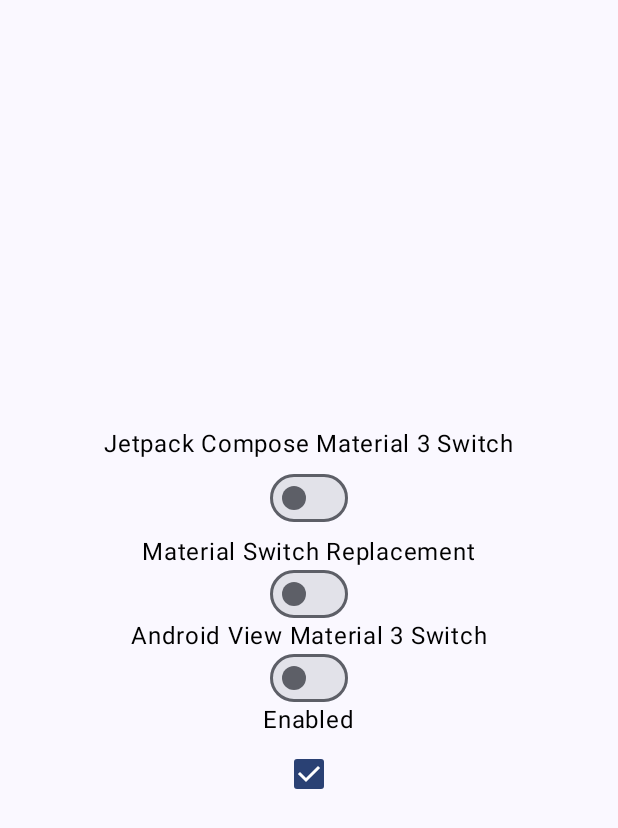
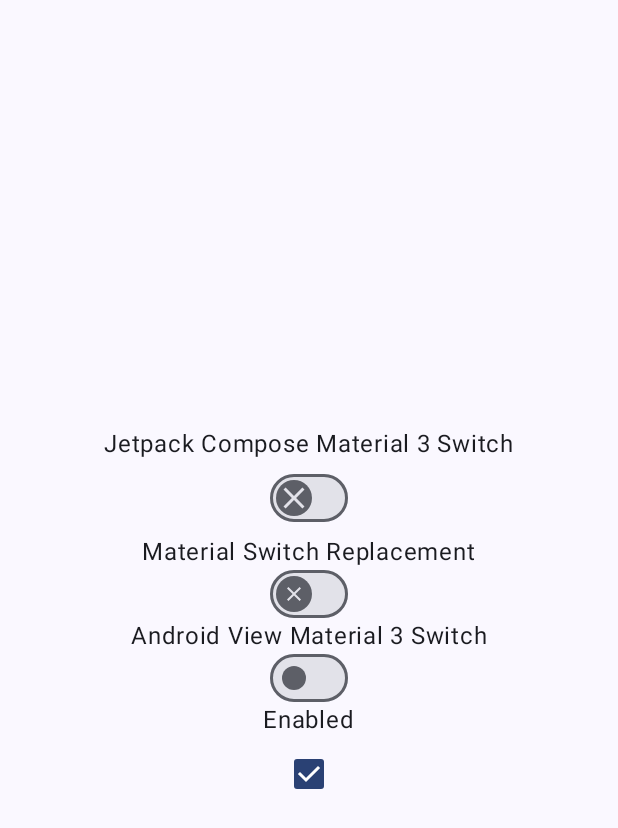
Before and after one commit to t895/MaterialSwitch, an Android app built with Jetpack Compose: the screen it shows after launch (MainActivity), on a phone screen of 412 x 824 dp. Shown: the top 828 px of the screen. Run offline under Robolectric (Android 15) with nearby library versions, the phone set to English and light mode, and no system bars.

Commit message:
Lerp thumb content color

```diff
--- a/materialswitch-test/src/main/kotlin/com/t895/switch_test/MainActivity.kt
+++ b/materialswitch-test/src/main/kotlin/com/t895/switch_test/MainActivity.kt
@@ -10,10 +10,16 @@ import androidx.compose.foundation.layout.Column
 import androidx.compose.foundation.layout.defaultMinSize
 import androidx.compose.foundation.layout.fillMaxSize
 import androidx.compose.foundation.layout.size
+import androidx.compose.material.icons.Icons
+import androidx.compose.material.icons.filled.Check
+import androidx.compose.material.icons.filled.Close
 import androidx.compose.material3.Checkbox
+import androidx.compose.material3.Icon
+import androidx.compose.material3.LocalContentColor
 import androidx.compose.material3.MaterialTheme
 import androidx.compose.material3.Text
 import androidx.compose.runtime.Composable
+import androidx.compose.runtime.CompositionLocalProvider
 import androidx.compose.runtime.getValue
 import androidx.compose.runtime.mutableStateOf
 import androidx.compose.runtime.remember
@@ -34,7 +40,9 @@ class MainActivity : ComponentActivity() {
         enableEdgeToEdge()
         setContent {
             MaterialswitchcmpTheme {
-                SwitchPreview(Modifier.fillMaxSize())
+                CompositionLocalProvider(LocalContentColor provides MaterialTheme.colorScheme.onSurface) {
+                    SwitchPreview(Modifier.fillMaxSize())
+                }
             }
         }
     }
@@ -57,12 +65,38 @@ fun SwitchPreview(modifier: Modifier = Modifier) {
             enabled = enabled,
             checked = checked,
             onCheckedChange = { checked = it },
+            thumbContent = {
+                if (checked) {
+                    Icon(
+                        imageVector = Icons.Filled.Check,
+                        contentDescription = null,
+                    )
+                } else {
+                    Icon(
+                        imageVector = Icons.Filled.Close,
+                        contentDescription = null,
+                    )
+                }
+            },
         )
         Text("Material Switch Replacement")
         com.t895.materialswitch.MaterialSwitch(
             enabled = enabled,
             checked = checked,
             onCheckedChange = { checked = it },
+            thumbContent = {
+                if (checked) {
+                    Icon(
+                        imageVector = Icons.Filled.Check,
+                        contentDescription = null,
+                    )
+                } else {
+                    Icon(
+                        imageVector = Icons.Filled.Close,
+                        contentDescription = null,
+                    )
+                }
+            },
         )
         Text("Android View Material 3 Switch")
         AndroidView(
--- a/materialswitch/src/commonMain/kotlin/com/t895/materialswitch/MaterialSwitch.kt
+++ b/materialswitch/src/commonMain/kotlin/com/t895/materialswitch/MaterialSwitch.kt
@@ -280,9 +280,12 @@ fun MaterialSwitch(
         ) {
             Box(modifier = Modifier.size(16.dp)) {
                 if (thumbContent != null) {
-                    CompositionLocalProvider(
-                        LocalContentColor provides colors.iconColor(enabled, checked)
-                    ) {
+                    val iconColor = lerp(
+                        start = colors.iconColor(enabled, false),
+                        end = colors.iconColor(enabled, true),
+                        fraction = thumbProgress,
+                    )
+                    CompositionLocalProvider(LocalContentColor provides iconColor) {
                         thumbContent()
                     }
                 }
```
